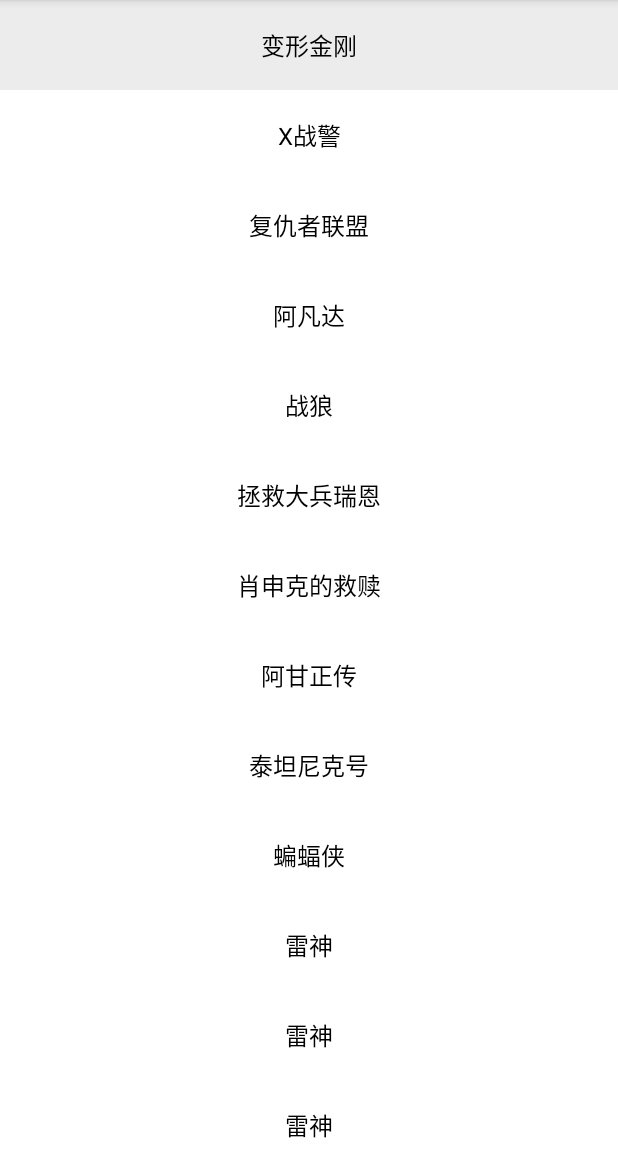
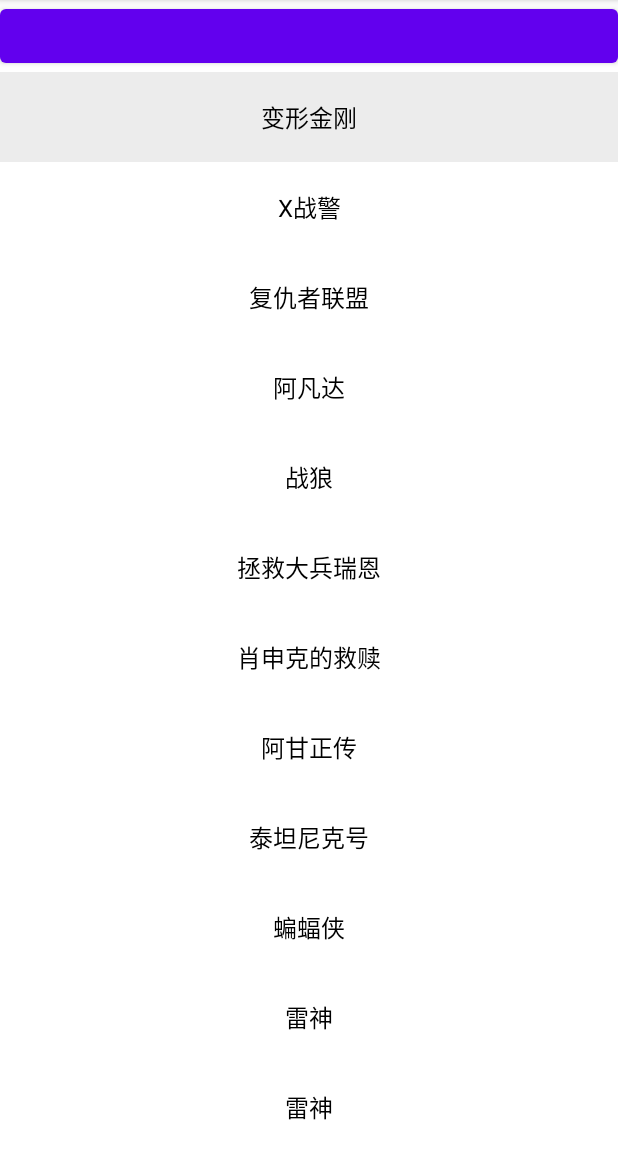
Before and after one commit to summersrest/SimpleAdapter, an Android app: the screen it shows after launch (MainActivity), after a tap on "变形金刚", on a phone screen of 412 x 824 dp, the part 84-1236 px from its top. Run offline under Robolectric (Android 15) with nearby library versions, the phone set to English and light mode, and no system bars.

Commit message:
长按事件添加默认

```diff
--- a/app/src/main/java/com/sum/simpleadapter/MainActivity.java
+++ b/app/src/main/java/com/sum/simpleadapter/MainActivity.java
@@ -12,7 +12,7 @@ import android.widget.Toast;
 import com.sum.simpleadapter.base.ViewHolder;
 import com.sum.simpleadapter.databinding.ActivityMainBinding;
 import com.sum.simpleadapter.databinding.ItemMainBinding;
-import com.sum.simpleadapter.interfaces.SimpleOnItemClickListener;
+import com.sum.simpleadapter.interfaces.OnItemClickListener;
 import com.sum.simpleadapter.multiple.MultipleAdapter;
 
 import java.util.ArrayList;
@@ -70,10 +70,10 @@ public class MainActivity extends AppCompatActivity{
 //            }
 //        });
 //
-        adapter.setOnItemClickListener(new SimpleOnItemClickListener<ItemBean>() {
+        adapter.setOnItemClickListener(new OnItemClickListener<ItemBean>() {
             @Override
             public void onItemClick(View view, ItemBean item, int position) {
-                Toast.makeText(MainActivity.this, item.getTitie(), Toast.LENGTH_SHORT).show();
+
             }
         });
         viewBinding.recyclerView.setAdapter(adapter);
--- a/app/src/main/res/layout/activity_main.xml
+++ b/app/src/main/res/layout/activity_main.xml
@@ -6,6 +6,9 @@
     android:layout_height="match_parent"
     android:orientation="vertical"
     tools:context=".MainActivity">
+    <Button
+        android:layout_width="match_parent"
+        android:layout_height="wrap_content"/>
     <androidx.recyclerview.widget.RecyclerView
         android:id="@+id/recycler_view"
         android:layout_width="match_parent"
--- a/baseadapter/src/main/java/com/sum/simpleadapter/interfaces/OnItemClickListener.java
+++ b/baseadapter/src/main/java/com/sum/simpleadapter/interfaces/OnItemClickListener.java
@@ -9,5 +9,7 @@ import android.view.View;
 public interface OnItemClickListener<T> {
     void onItemClick(View view, T item, int position);
 
-    boolean onItemLongClick(View view, T item, int position);
+    default boolean onItemLongClick(View view, T item, int position) {
+        return false;
+    }
 }
--- a/baseadapter/src/main/java/com/sum/simpleadapter/interfaces/SimpleOnItemClickListener.java
+++ /dev/null
@@ -1,15 +0,0 @@
-package com.sum.simpleadapter.interfaces;
-
-import android.view.View;
-
-
-/**
- * @author liujiang
- * Desc:
- */
-public abstract class SimpleOnItemClickListener<T> implements OnItemClickListener<T> {
-    @Override
-    public boolean onItemLongClick(View view, T item, int position) {
-        return false;
-    }
-}
```
